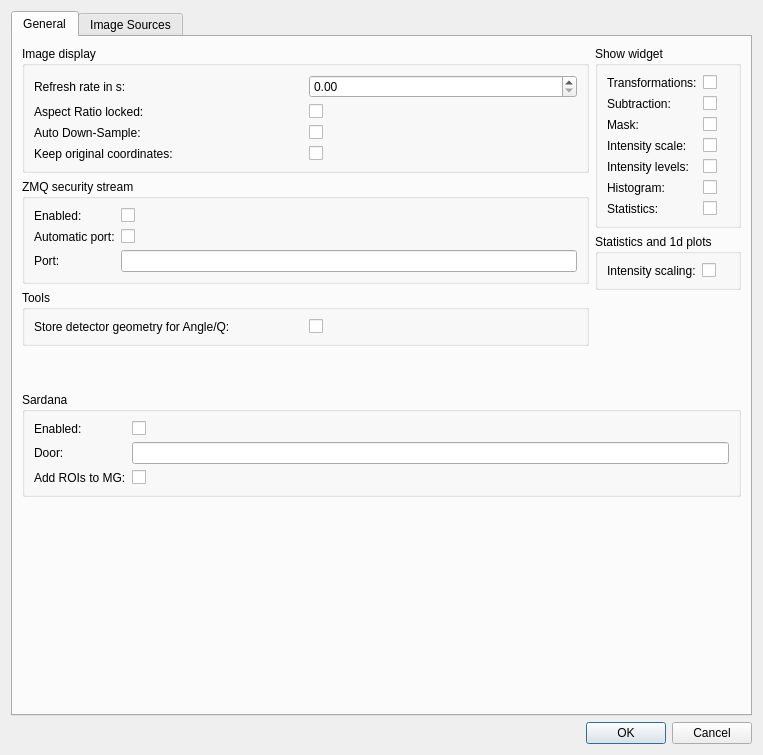
First picture: the form in lavuelib/ui/ConfigDialog.ui, repository syncope/lavue, before the edit.
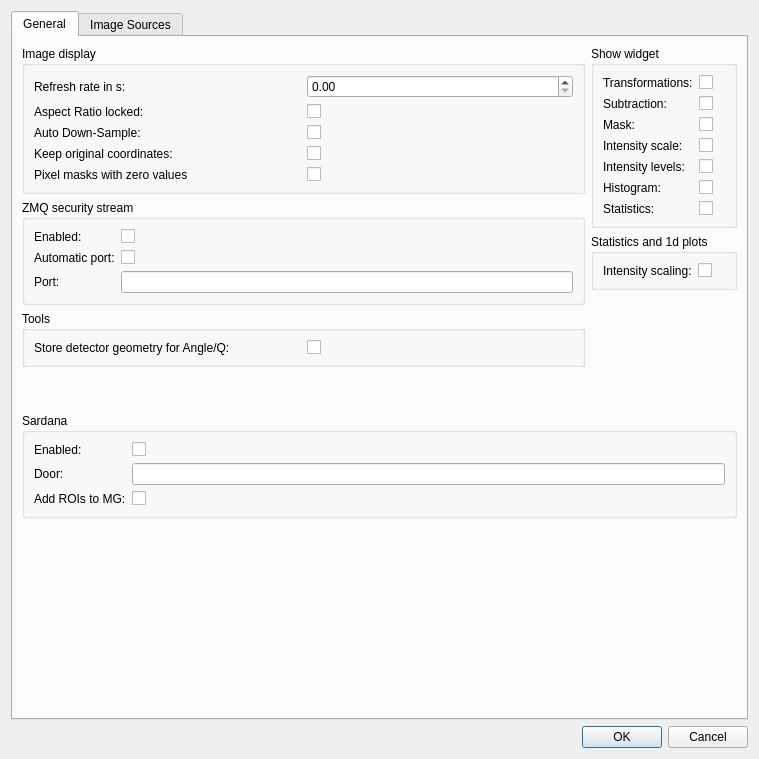
Second picture: the form after the edit.

Commit message: add zeromask option

Diff of the .ui file:
```diff
--- a/lavuelib/ui/ConfigDialog.ui
+++ b/lavuelib/ui/ConfigDialog.ui
@@ -6,8 +6,8 @@
    <rect>
     <x>0</x>
     <y>0</y>
-    <width>763</width>
-    <height>755</height>
+    <width>759</width>
+    <height>759</height>
    </rect>
   </property>
   <property name="windowTitle">
@@ -126,6 +126,29 @@
                       </property>
                      </widget>
                     </item>
+                    <item row="4" column="0">
+                     <widget class="QLabel" name="zeromaskLabel">
+                      <property name="toolTip">
+                       <string>&lt;html&gt;&lt;head/&gt;&lt;body&gt;&lt;p&gt;if checkout pixel masks are represented by zero values&lt;/p&gt;&lt;/body&gt;&lt;/html&gt;</string>
+                      </property>
+                      <property name="text">
+                       <string>Pixel masks with zero values</string>
+                      </property>
+                      <property name="buddy">
+                       <cstring>zeromaskCheckBox</cstring>
+                      </property>
+                     </widget>
+                    </item>
+                    <item row="4" column="1">
+                     <widget class="QCheckBox" name="zeromaskCheckBox">
+                      <property name="toolTip">
+                       <string>&lt;html&gt;&lt;head/&gt;&lt;body&gt;&lt;p&gt;if checkout pixel masks are represented by zero values&lt;/p&gt;&lt;/body&gt;&lt;/html&gt;</string>
+                      </property>
+                      <property name="text">
+                       <string/>
+                      </property>
+                     </widget>
+                    </item>
                    </layout>
                   </item>
                  </layout>
```
Left out of the diff: 9 changed lines with no effect on the pictures.
